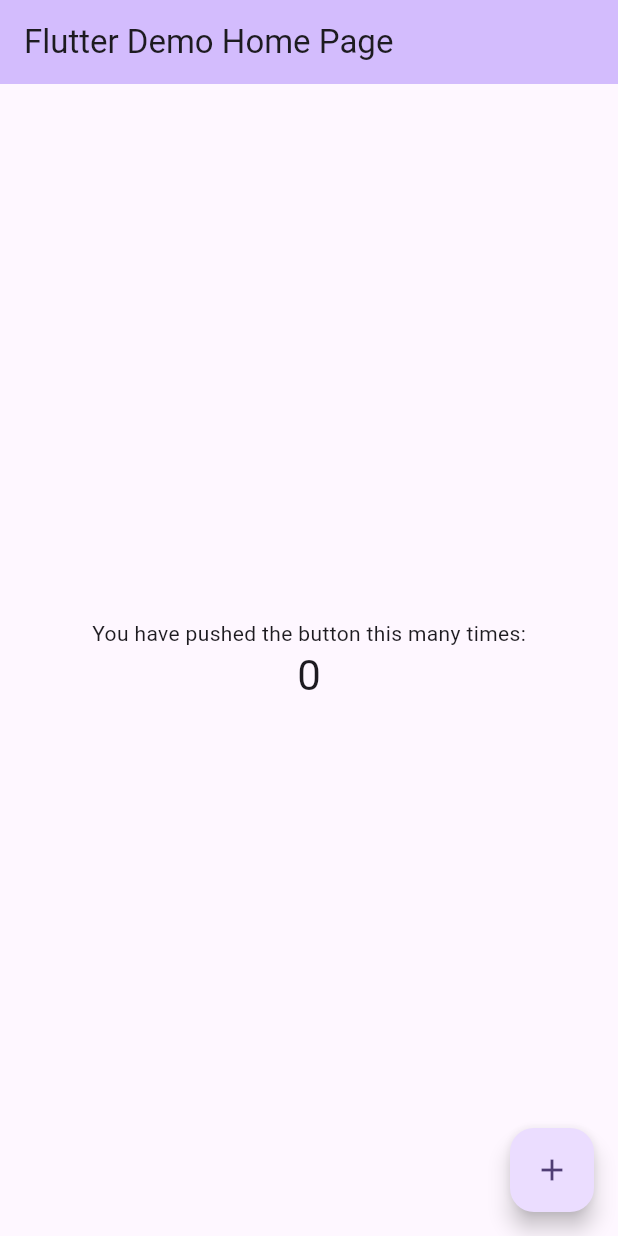
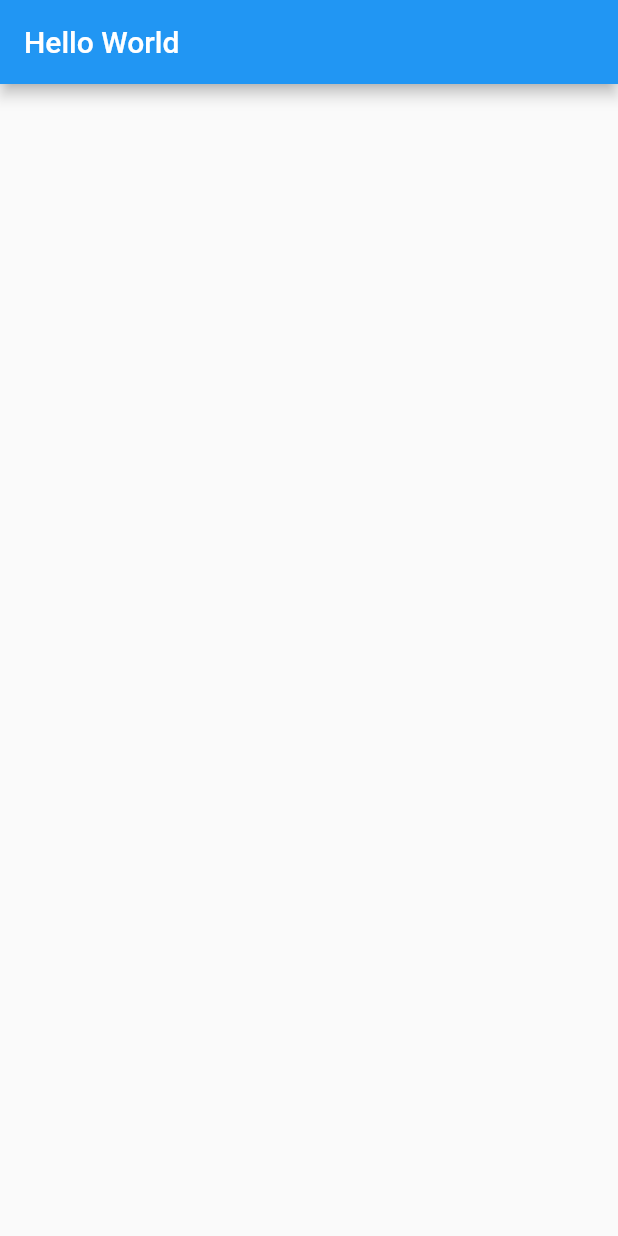
Before and after one commit to culpepperd/fluttercrashcourse, a Flutter app: the screen it shows after launch, on a phone screen of 412 x 824 dp. Run offline on Flutter 3.47's test engine with Material 2 defaults, Android fonts, the phone set to English and light mode, and no system bars.

Commit message:
learning widgets

```diff
--- a/lib/main.dart
+++ b/lib/main.dart
@@ -1,126 +1,11 @@
 import 'package:flutter/material.dart';
 
 void main() {
-  runApp(const MyApp());
+  return runApp(MaterialApp(
+    home: Scaffold(
+      appBar: AppBar(
+        title: Text("Hello World"),
+      ),
+    ),
+  ));
 }
-
-// small edit test
-class MyApp extends StatelessWidget {
-  const MyApp({super.key});
-
-  // This widget is the root of your application.
-  @override
-  Widget build(BuildContext context) {
-    return MaterialApp(
-      title: 'Flutter Demo',
-      theme: ThemeData(
-        // This is the theme of your application.
-        //
-        // TRY THIS: Try running your application with "flutter run". You'll see
-        // the application has a blue toolbar. Then, without quitting the app,
-        // try changing the seedColor in the colorScheme below to Colors.green
-        // and then invoke "hot reload" (save your changes or press the "hot
-        // reload" button in a Flutter-supported IDE, or press "r" if you used
-        // the command line to start the app).
-        //
-        // Notice that the counter didn't reset back to zero; the application
-        // state is not lost during the reload. To reset the state, use hot
-        // restart instead.
-        //
-        // This works for code too, not just values: Most code changes can be
-        // tested with just a hot reload.
-        colorScheme: ColorScheme.fromSeed(seedColor: Colors.deepPurple),
-        useMaterial3: true,
-      ),
-      home: const MyHomePage(title: 'Flutter Demo Home Page'),
-    );
-  }
-}
-
-class MyHomePage extends StatefulWidget {
-  const MyHomePage({super.key, required this.title});
-
-  // This widget is the home page of your application. It is stateful, meaning
-  // that it has a State object (defined below) that contains fields that affect
-  // how it looks.
-
-  // This class is the configuration for the state. It holds the values (in this
-  // case the title) provided by the parent (in this case the App widget) and
-  // used by the build method of the State. Fields in a Widget subclass are
-  // always marked "final".
-
-  final String title;
-
-  @override
-  State<MyHomePage> createState() => _MyHomePageState();
-}
-
-class _MyHomePageState extends State<MyHomePage> {
-  int _counter = 0;
-
-  void _incrementCounter() {
-    setState(() {
-      // This call to setState tells the Flutter framework that something has
-      // changed in this State, which causes it to rerun the build method below
-      // so that the display can reflect the updated values. If we changed
-      // _counter without calling setState(), then the build method would not be
-      // called again, and so nothing would appear to happen.
-      _counter++;
-    });
-  }
-
-  @override
-  Widget build(BuildContext context) {
-    // This method is rerun every time setState is called, for instance as done
-    // by the _incrementCounter method above.
-    //
-    // The Flutter framework has been optimized to make rerunning build methods
-    // fast, so that you can just rebuild anything that needs updating rather
-    // than having to individually change instances of widgets.
-    return Scaffold(
-      appBar: AppBar(
-        // TRY THIS: Try changing the color here to a specific color (to
-        // Colors.amber, perhaps?) and trigger a hot reload to see the AppBar
-        // change color while the other colors stay the same.
-        backgroundColor: Theme.of(context).colorScheme.inversePrimary,
-        // Here we take the value from the MyHomePage object that was created by
-        // the App.build method, and use it to set our appbar title.
-        title: Text(widget.title),
-      ),
-      body: Center(
-        // Center is a layout widget. It takes a single child and positions it
-        // in the middle of the parent.
-        child: Column(
-          // Column is also a layout widget. It takes a list of children and
-          // arranges them vertically. By default, it sizes itself to fit its
-          // children horizontally, and tries to be as tall as its parent.
-          //
-          // Column has various properties to control how it sizes itself and
-          // how it positions its children. Here we use mainAxisAlignment to
-          // center the children vertically; the main axis here is the vertical
-          // axis because Columns are vertical (the cross axis would be
-          // horizontal).
-          //
-          // TRY THIS: Invoke "debug painting" (choose the "Toggle Debug Paint"
-          // action in the IDE, or press "p" in the console), to see the
-          // wireframe for each widget.
-          mainAxisAlignment: MainAxisAlignment.center,
-          children: <Widget>[
-            const Text(
-              'You have pushed the button this many times:',
-            ),
-            Text(
-              '$_counter',
-              style: Theme.of(context).textTheme.headlineMedium,
-            ),
-          ],
-        ),
-      ),
-      floatingActionButton: FloatingActionButton(
-        onPressed: _incrementCounter,
-        tooltip: 'Increment',
-        child: const Icon(Icons.add),
-      ), // This trailing comma makes auto-formatting nicer for build methods.
-    );
-  }
-}
```
